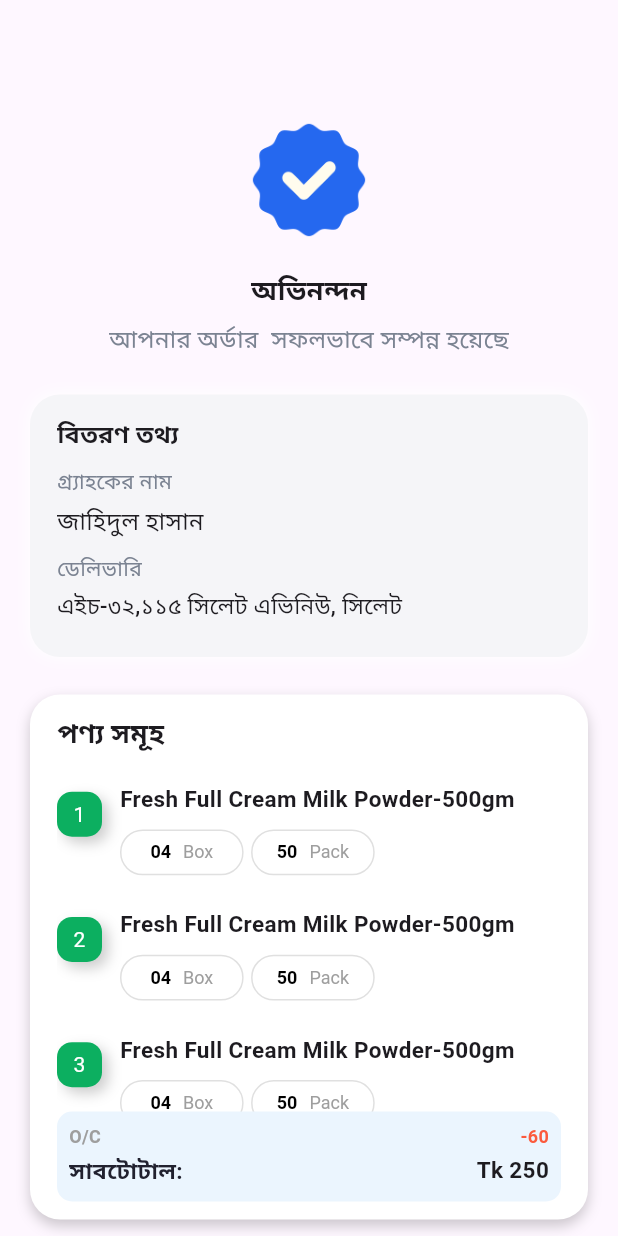
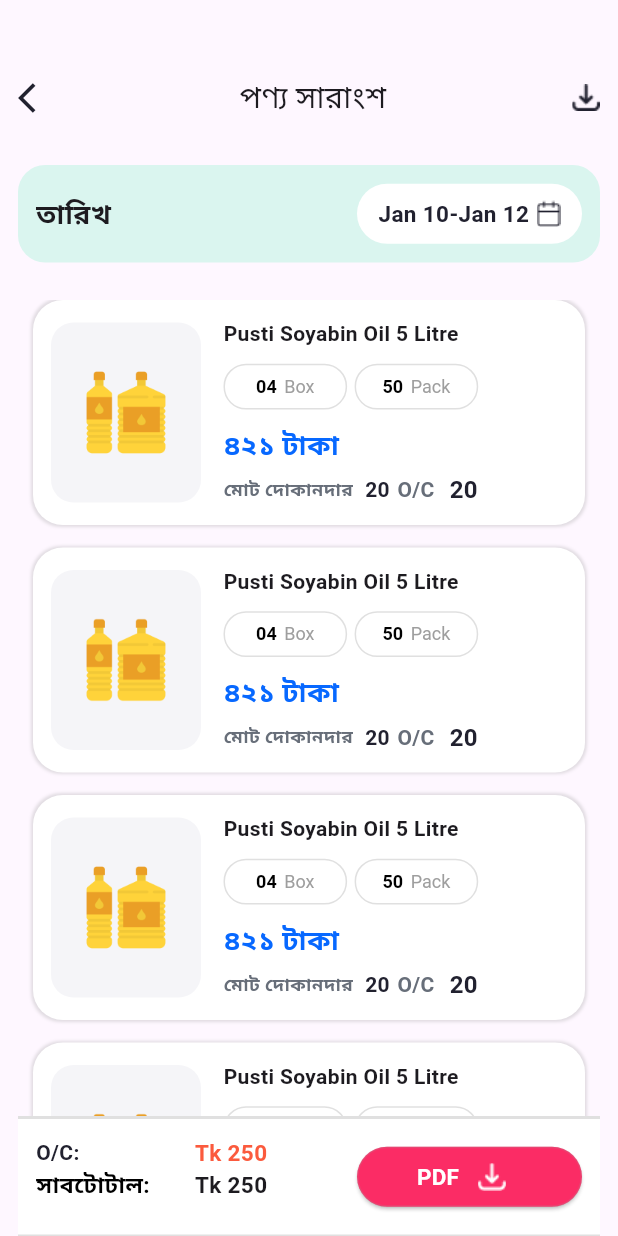
Before and after one commit to limonOSD/newflutterproject, a Flutter app: the screen it shows after launch, on a phone screen of 412 x 824 dp. Run offline on Flutter 3.47's test engine with Material 3 defaults, Android fonts, the phone set to English and light mode, and no system bars; our stand-ins replace device_preview, get.

Commit message:
product summary

```diff
--- a/lib/app.dart
+++ b/lib/app.dart
@@ -1,8 +1,6 @@
 import 'package:flutter/material.dart';
 import 'package:get/get.dart';
-import 'package:newflutterproject/screen/cart_screen.dart';
-import 'package:newflutterproject/screen/congratulatin_screen.dart';
-import 'package:newflutterproject/screen/product_add_screen.dart';
+import 'package:newflutterproject/screen/product_summary.dart';
 
 import 'package:newflutterproject/theme.dart';
 
@@ -12,7 +10,7 @@
   @override
   Widget build(BuildContext context) {
     return GetMaterialApp(
-      home: const CongratulatinScreen(),
+      home: const ProductSummaryScreen(),
       theme: lightThemeData,
     );
   }
--- a/lib/screen/cart_screen.dart
+++ b/lib/screen/cart_screen.dart
@@ -1,6 +1,4 @@
-import 'package:flutter/cupertino.dart';
 import 'package:flutter/material.dart';
-import 'package:flutter/widgets.dart';
 import 'package:get/get.dart';
 import 'package:newflutterproject/screen/product_add_screen.dart';
 import 'package:newflutterproject/utilities/assets_path.dart';
@@ -20,7 +18,10 @@
         padding: const EdgeInsets.only(top: 35.0, left: 1, right: 1),
         child: Column(
           children: [
-            const AppbarSection(text: 'আমার ব্যাগ'),
+            const AppbarSection(
+              text: 'আমার ব্যাগ',
+              icon: Icons.search,
+            ),
             const ProfileUserCard(),
             Expanded(
               child: ListView.separated(
@@ -52,8 +53,24 @@
 }
 
 class SubtotalPriceSection extends StatelessWidget {
+  final String? text;
+
+  final String? oc;
+
+  final TextStyle? textStyle;
+
+  final TextStyle? tktextStyle;
+  final String? pdf;
+  final String? pdfImg;
+
   const SubtotalPriceSection({
     super.key,
+    this.text,
+    this.oc,
+    this.textStyle,
+    this.tktextStyle,
+    this.pdf,
+    this.pdfImg,
   });
 
   @override
@@ -74,17 +91,18 @@
         child: Row(
           mainAxisAlignment: MainAxisAlignment.spaceBetween,
           children: [
-            const Column(
+            Column(
               crossAxisAlignment: CrossAxisAlignment.start,
               children: [
                 Text(
-                  'O/C',
-                  style: TextStyle(
+                  oc ?? 'O/C',
+                  style: textStyle ??
+                      const TextStyle(
                           fontSize: 12,
                           fontWeight: FontWeight.w600,
                           color: Colors.grey),
                 ),
-                Text(
+                const Text(
                   'সাবটোটাল:',
                   style: TextStyle(
                       fontSize: 15,
@@ -93,25 +111,30 @@
                 )
               ],
             ),
-            const Column(
+            Column(
               children: [
                 Text(
-                  '-60',
-                  style: TextStyle(
+                  text ?? '-60',
+                  style: tktextStyle ??
+                      const TextStyle(
                           fontSize: 12,
                           fontWeight: FontWeight.w600,
                           color: Color(0xffFB5A3D)),
                 ),
-                Text(
+                const Text(
                   'Tk 250',
                   style: TextStyle(fontSize: 15, fontWeight: FontWeight.w600),
                 ),
               ],
             ),
+            const SizedBox(
+              height: 10,
+            ),
             CustomElevetedButton(
               width: 150,
-              text: 'চেক আউট',
+              text: pdf ?? 'চেক আউট',
               onTap: () {},
+              img: pdfImg ?? null,
             )
           ],
         ),
@@ -125,12 +148,14 @@
   final double? hight;
   final VoidCallback onTap;
   final String text;
+  final String? img;
   const CustomElevetedButton({
     super.key,
     this.width,
     this.hight,
     required this.onTap,
     required this.text,
+    this.img,
   });
 
   @override
@@ -145,10 +170,29 @@
         onPressed: () {
           onTap;
         },
-        child: Text(
+        child: Row(
+          mainAxisAlignment: MainAxisAlignment.center,
+          children: [
+            Text(
               text,
               style: const TextStyle(
-              fontSize: 15, fontWeight: FontWeight.w600, color: Colors.white),
+                  fontSize: 15,
+                  fontWeight: FontWeight.w600,
+                  color: Colors.white),
+            ),
+            const SizedBox(
+              width: 10,
+            ),
+            if (img != null)
+              Padding(
+                padding: const EdgeInsets.only(right: 8.0),
+                child: Image.asset(
+                  img!,
+                  height: 24,
+                  width: 24,
+                ),
+              ),
+          ],
         ),
       ),
     );
--- a/lib/screen/product_add_screen.dart
+++ b/lib/screen/product_add_screen.dart
@@ -25,6 +25,7 @@
                     children: [
                       const AppbarSection(
                         text: 'পণ্য যোগ করুন',
+                        icon: Icons.search,
                       ),
                       const SizedBox(
                         height: 8,
@@ -46,7 +47,6 @@
                               imagePath: AssetsPath.candyImg,
                               categoryName: 'ক্যান্ডি',
                             );
-                            ;
                           },
                         ),
                       )
@@ -178,12 +178,14 @@
 }
 
 class AppbarSection extends StatelessWidget {
+  final IconData icon;
   final String text;
   final VoidCallback? onTap;
   const AppbarSection({
     super.key,
     required this.text,
     this.onTap,
+    required this.icon,
   });
 
   @override
@@ -205,8 +207,8 @@
           onPressed: () {
             onTap;
           },
-          icon: const Icon(
-            Icons.search,
+          icon: Icon(
+            icon,
             size: 28,
           ),
         ),
--- a/lib/screen/product_summary.dart
+++ b/lib/screen/product_summary.dart
@@ -0,0 +1,268 @@
+import 'package:flutter/material.dart';
+import 'package:newflutterproject/screen/cart_screen.dart';
+import 'package:newflutterproject/utilities/assets_path.dart';
+
+class ProductSummaryScreen extends StatelessWidget {
+  const ProductSummaryScreen({super.key});
+
+  @override
+  Widget build(BuildContext context) {
+    return Scaffold(
+      body: Padding(
+        padding: const EdgeInsets.only(top: 50, left: 12, right: 12),
+        child: Column(
+          children: [
+            pageHeader(),
+            const SizedBox(
+              height: 30,
+            ),
+            const CustomDatePicker(),
+            const SizedBox(
+              height: 25,
+            ),
+            Flexible(
+              child: ListView.separated(
+                padding: const EdgeInsets.symmetric(horizontal: 10),
+                itemBuilder: (context, index) {
+                  return const ProductSummaryCard();
+                },
+                separatorBuilder: (context, __) {
+                  return const SizedBox(height: 15);
+                },
+                itemCount: 10,
+              ),
+            ),
+            const SubtotalPriceSection(
+              oc: 'O/C:',
+              textStyle: TextStyle(
+                fontSize: 14,
+                fontWeight: FontWeight.w600,
+                color: Color(0xff21212F),
+              ),
+              text: 'Tk 250',
+              tktextStyle: TextStyle(
+                  fontSize: 15,
+                  fontWeight: FontWeight.w600,
+                  color: Color(0xffFB5A3D)),
+              pdf: 'PDF',
+              pdfImg: AssetsPath.pdfDownloderImg,
+            )
+          ],
+        ),
+      ),
+    );
+  }
+
+  Row pageHeader() {
+    return Row(
+      mainAxisAlignment: MainAxisAlignment.spaceBetween,
+      children: [
+        const Icon(
+          Icons.arrow_back_ios,
+          color: Color(0xff21212F),
+        ),
+        const Text(
+          'পণ্য সারাংশ',
+          style: TextStyle(fontSize: 20, fontWeight: FontWeight.w500),
+        ),
+        Image.asset(
+          AssetsPath.downloadImg,
+          color: const Color(0xff21212F),
+        )
+      ],
+    );
+  }
+}
+
+class ProductSummaryCard extends StatelessWidget {
+  const ProductSummaryCard({
+    super.key,
+  });
+
+  @override
+  Widget build(BuildContext context) {
+    return Container(
+      height: 150,
+      width: double.infinity,
+      decoration: BoxDecoration(
+        borderRadius: const BorderRadius.all(Radius.circular(20)),
+        color: const Color(0xffFFFFFF),
+        boxShadow: [
+          BoxShadow(
+            color: Colors.grey.withOpacity(0.3),
+            spreadRadius: 1,
+            blurRadius: 1,
+            offset: const Offset(0, 0),
+          ),
+        ],
+      ),
+      child: Row(
+        children: [
+          Padding(
+            padding: const EdgeInsets.all(12.0),
+            child: Container(
+              height: 120,
+              width: 100,
+              decoration: const BoxDecoration(
+                color: Color(0xffF5F5F8),
+                borderRadius: BorderRadius.all(
+                  Radius.circular(15),
+                ),
+              ),
+              child: Image.asset(
+                AssetsPath.oilImg,
+                height: 20,
+                width: 20,
+                scale: 2,
+              ),
+            ),
+          ),
+          Container(
+            height: 125,
+            decoration: const BoxDecoration(
+              color: Colors.white,
+            ),
+            child: const Padding(
+              padding: EdgeInsets.symmetric(horizontal: 3),
+              child: Column(
+                crossAxisAlignment: CrossAxisAlignment.start,
+                children: [
+                  Text(
+                    'Pusti Soyabin Oil 5 Litre',
+                    style: TextStyle(fontSize: 14, fontWeight: FontWeight.w600),
+                  ),
+                  SizedBox(
+                    height: 10,
+                  ),
+                  Row(
+                    mainAxisAlignment: MainAxisAlignment.spaceBetween,
+                    children: [
+                      CustomQuantityBox(quantity: '04', text: 'Box'),
+                      SizedBox(
+                        width: 5,
+                      ),
+                      CustomQuantityBox(quantity: '50', text: 'Pack')
+                    ],
+                  ),
+                  SizedBox(
+                    height: 10,
+                  ),
+                  Text(
+                    '৪২১ টাকা',
+                    style: TextStyle(
+                        fontSize: 18,
+                        fontWeight: FontWeight.w600,
+                        color: Color(0xff0768FF)),
+                  ),
+                  SizedBox(
+                    height: 5,
+                  ),
+                  Row(
+                    children: [
+                      Text(
+                        'মোট দোকানদার',
+                        style: TextStyle(
+                            fontSize: 12,
+                            fontWeight: FontWeight.w600,
+                            color: Color(0xff676E79)),
+                      ),
+                      SizedBox(
+                        width: 8,
+                      ),
+                      Text(
+                        '20',
+                        style: TextStyle(
+                            fontSize: 14,
+                            fontWeight: FontWeight.w600,
+                            color: Color(0xff21212F)),
+                      ),
+                      SizedBox(
+                        width: 5,
+                      ),
+                      Text(
+                        'O/C',
+                        style: TextStyle(
+                            fontSize: 14,
+                            fontWeight: FontWeight.w600,
+                            color: Color(0xff676E79)),
+                      ),
+                      SizedBox(
+                        width: 10,
+                      ),
+                      Text(
+                        '20',
+                        style: TextStyle(
+                            fontSize: 16,
+                            fontWeight: FontWeight.w600,
+                            color: Color(0xff21212F)),
+                      ),
+                    ],
+                  ),
+                ],
+              ),
+            ),
+          ),
+        ],
+      ),
+    );
+  }
+}
+
+class CustomDatePicker extends StatelessWidget {
+  const CustomDatePicker({
+    super.key,
+  });
+
+  @override
+  Widget build(BuildContext context) {
+    return Container(
+      height: 65,
+      width: double.infinity,
+      decoration: const BoxDecoration(
+        color: Color(0xffDAF5EF),
+        borderRadius: BorderRadius.all(
+          Radius.circular(18),
+        ),
+      ),
+      child: Padding(
+        padding: const EdgeInsets.symmetric(horizontal: 12, vertical: 8),
+        child: Row(
+          mainAxisAlignment: MainAxisAlignment.spaceBetween,
+          children: [
+            const Text(
+              'তারিখ',
+              style: TextStyle(fontSize: 18, fontWeight: FontWeight.w600),
+            ),
+            Container(
+              height: 40,
+              width: 150,
+              decoration: const BoxDecoration(
+                borderRadius: BorderRadius.all(
+                  Radius.circular(20),
+                ),
+                color: Color(0xffFFFFFF),
+              ),
+              child: Row(
+                mainAxisAlignment: MainAxisAlignment.center,
+                children: [
+                  const Text(
+                    'Jan 10-Jan 12',
+                    style: TextStyle(
+                      fontSize: 15,
+                      fontWeight: FontWeight.w600,
+                      color: Color(0Xff21212f),
+                    ),
+                  ),
+                  const SizedBox(
+                    width: 5,
+                  ),
+                  Image.asset(AssetsPath.calenderImg)
+                ],
+              ),
+            )
+          ],
+        ),
+      ),
+    );
+  }
+}
--- a/lib/utilities/assets_path.dart
+++ b/lib/utilities/assets_path.dart
@@ -15,4 +15,7 @@
   static const soyabeanoilImg = '$imagePath/pusti.png';
   static const powdermilkImg = '$imagePath/image.png';
   static const doneImg = '$imagePath/doneImg.png';
+  static const downloadImg = '$imagePath/downloadImg.png';
+  static const calenderImg = '$imagePath/calender.png';
+  static const pdfDownloderImg = '$imagePath/pdfdownloader.png';
 }
```
Also changed, not shown: assets/images/calender.png (added), assets/images/downloadImg.png (added), assets/images/pdfdownloader.png (added). Lines whose indentation alone changed are shown as unchanged.
